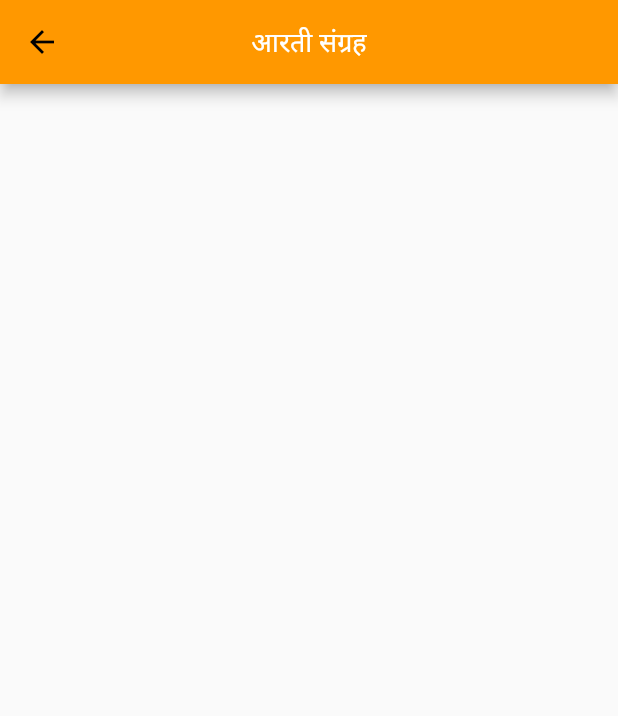
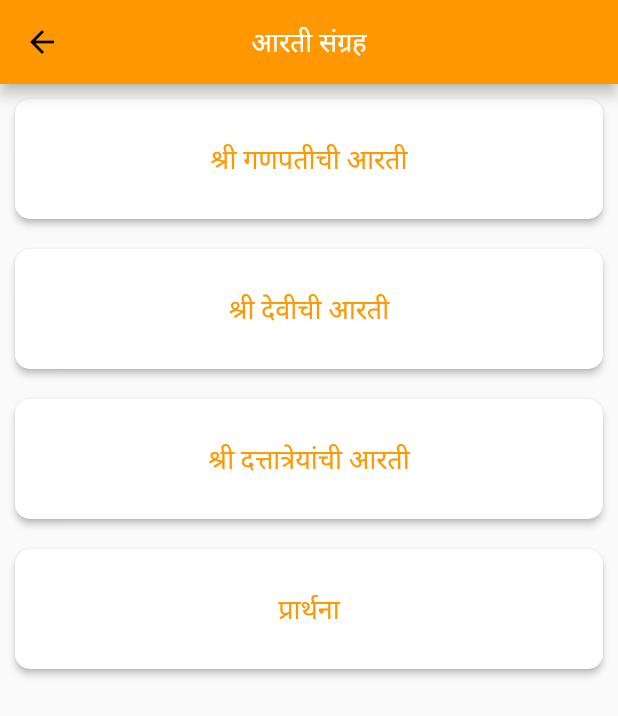
Before and after one commit to kishu3202/datta_devsthan_pimpalgaon, a Flutter app: the AratiScreen screen opened directly, on a phone screen of 412 x 824 dp. Shown: the top 716 px of the screen. Run offline on Flutter 3.47's test engine with Material 3 defaults, Android fonts, the phone set to English and light mode, and no system bars; our stand-ins replace flutter_native_splash.

Commit message:
my4thcommit

```diff
--- a/lib/drawerScreen/aratiScreen/aratiScreen.dart
+++ b/lib/drawerScreen/aratiScreen/aratiScreen.dart
@@ -1,3 +1,7 @@
+import 'package:datta_devsthan_pimpalgaon/drawerScreen/aratiScreen/dattaguru_arati.dart';
+import 'package:datta_devsthan_pimpalgaon/drawerScreen/aratiScreen/devi_arati.dart';
+import 'package:datta_devsthan_pimpalgaon/drawerScreen/aratiScreen/ganpati_arati.dart';
+import 'package:datta_devsthan_pimpalgaon/drawerScreen/aratiScreen/prathana.dart';
 import 'package:flutter/material.dart';
 
 class AratiScreen extends StatefulWidget {
@@ -15,6 +19,140 @@ class _AratiScreenState extends State<AratiScreen> {
         title: Text("आरती संग्रह",style: TextStyle(color: Colors.white,fontSize: 18),),
         centerTitle: true,
       ),
+      body: Column(
+        children: [
+          Padding(
+            padding: const EdgeInsets.all(10.0),
+            child: Container(height: 80,
+              width: MediaQuery.of(context).size.width,
+              child: ElevatedButton(
+                  style: ElevatedButton.styleFrom(
+                      primary: Colors.white,
+                      shape: RoundedRectangleBorder(
+                        borderRadius: BorderRadius.circular(10),
+                      )),
+                  onPressed: () {
+                    Navigator.push(
+                        context,
+                        MaterialPageRoute(
+                            builder: (context) => GanpatiArati(
+                            )));
+                  },
+                  child: Row(
+                    mainAxisAlignment: MainAxisAlignment.center,
+                    children: [
+                      Center(
+                        child: const Text(
+                          "श्री गणपतीची आरती",
+                          style: TextStyle(
+                            color: Colors.orange, // Set the text color
+                            fontSize: 18,
+                          ),
+                        ),
+                      ),
+                    ],
+                  )),
+            ),
+          ),
+          Padding(
+            padding: const EdgeInsets.all(10.0),
+            child: Container(height: 80,
+              width: MediaQuery.of(context).size.width,
+              child: ElevatedButton(
+                  style: ElevatedButton.styleFrom(
+                      primary: Colors.white,
+                      shape: RoundedRectangleBorder(
+                        borderRadius: BorderRadius.circular(10),
+                      )),
+                  onPressed: () {
+                    Navigator.push(
+                        context,
+                        MaterialPageRoute(
+                            builder: (context) => DeviArati(
+                            )));
+                  },
+                  child: Row(
+                    mainAxisAlignment: MainAxisAlignment.center,
+                    children: [
+                      Center(
+                        child: const Text(
+                          "श्री देवीची आरती",
+                          style: TextStyle(
+                            color: Colors.orange, // Set the text color
+                            fontSize: 18,
+                          ),
+                        ),
+                      ),
+                    ],
+                  )),
+            ),
+          ),
+          Padding(
+            padding: const EdgeInsets.all(10.0),
+            child: Container(height: 80,
+              width: MediaQuery.of(context).size.width,
+              child: ElevatedButton(
+                  style: ElevatedButton.styleFrom(
+                      primary: Colors.white,
+                      shape: RoundedRectangleBorder(
+                        borderRadius: BorderRadius.circular(10),
+                      )),
+                  onPressed: () {
+                    Navigator.push(
+                        context,
+                        MaterialPageRoute(
+                            builder: (context) => DattaguruArati(
+                            )));
+                  },
+                  child: Row(
+                    mainAxisAlignment: MainAxisAlignment.center,
+                    children: [
+                      const Text(
+                        "श्री दत्तात्रेयांची आरती",
+                        style: TextStyle(
+                          color: Colors.orange, // Set the text color
+                          fontSize: 18,
+                        ),
+                      ),
+                    ],
+                  )),
+            ),
+          ),
+          Padding(
+            padding: const EdgeInsets.all(10.0),
+            child: Container(height: 80,
+              width: MediaQuery.of(context).size.width,
+              child: ElevatedButton(
+                  style: ElevatedButton.styleFrom(
+                      primary: Colors.white,
+                      shape: RoundedRectangleBorder(
+                        borderRadius: BorderRadius.circular(10),
+                      )),
+                  onPressed: () {
+                    Navigator.push(
+                        context,
+                        MaterialPageRoute(
+                            builder: (context) => PrathanaScreen(
+                            )));
+                  },
+                  child: Row(
+                    mainAxisAlignment: MainAxisAlignment.center,
+                    children: [
+                      Center(
+                        child: const Text(
+                          "प्रार्थना",
+                          style: TextStyle(
+                            color: Colors.orange, // Set the text color
+                            fontSize: 18,
+                          ),
+                        ),
+                      ),
+                    ],
+                  )),
+            ),
+          ),
+        ],
+      ),
     );
   }
 }
```
Also changed, not shown: lib/drawerScreen/aratiScreen/dattaguru_arati.dart (added, +90 -0 lines), lib/drawerScreen/aratiScreen/devi_arati.dart (added, +85 -0 lines), lib/drawerScreen/aratiScreen/ganpati_arati.dart (added, +82 -0 lines), lib/drawerScreen/aratiScreen/prathana.dart (added, +88 -0 lines).
